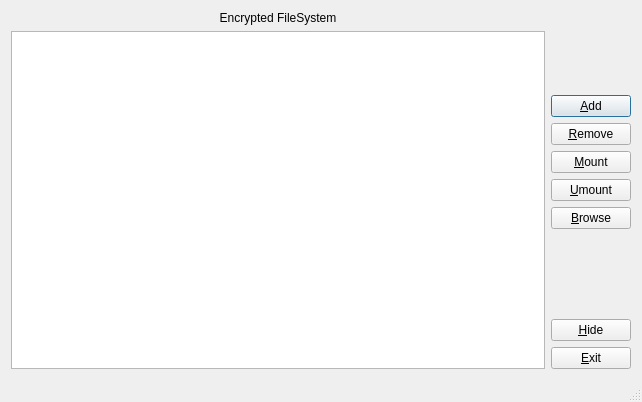
Qt form mainwindow.ui (variar/plasma-encfs) before a commit.
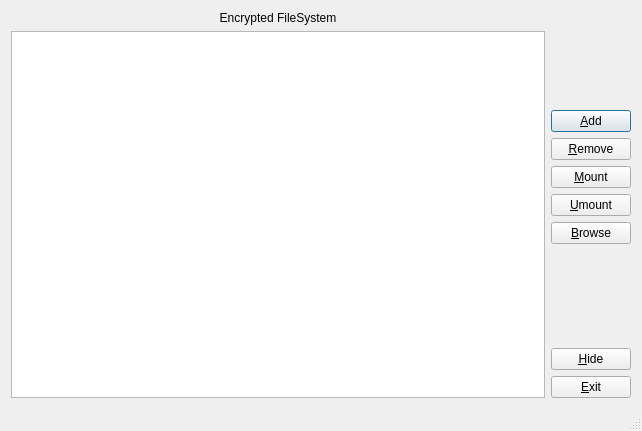
The same form after that commit.

```diff
--- a/mainwindow.ui
+++ b/mainwindow.ui
@@ -7,7 +7,7 @@
     <x>0</x>
     <y>0</y>
     <width>642</width>
-    <height>402</height>
+    <height>431</height>
    </rect>
   </property>
   <property name="windowTitle">
```
Left out of the diff: 4 changed lines with no effect on the pictures.
